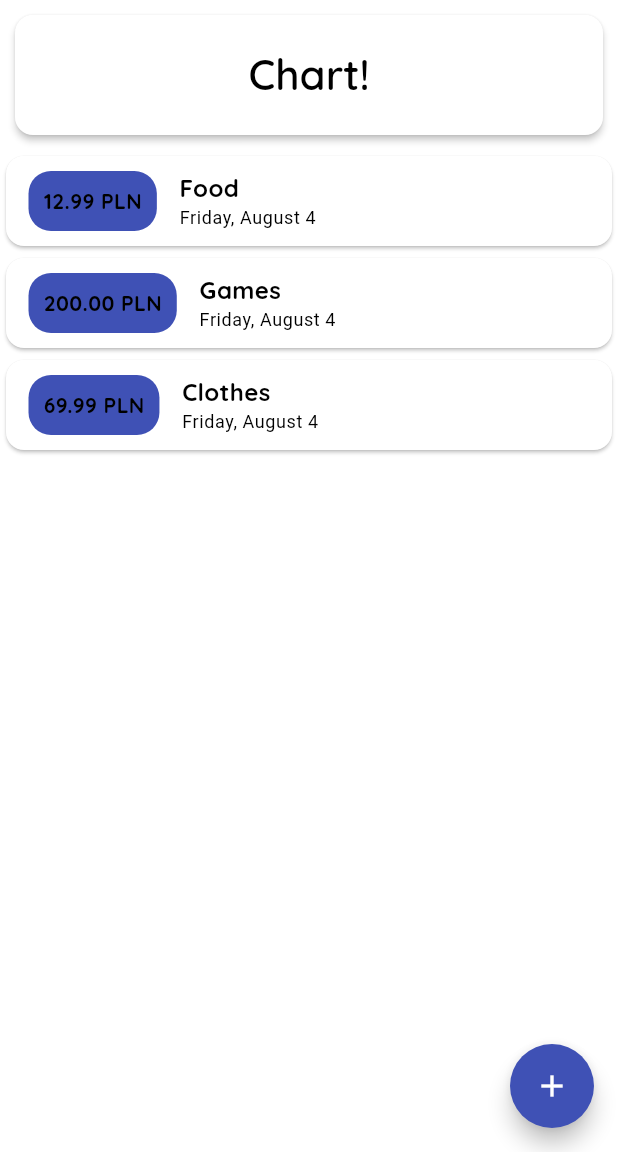
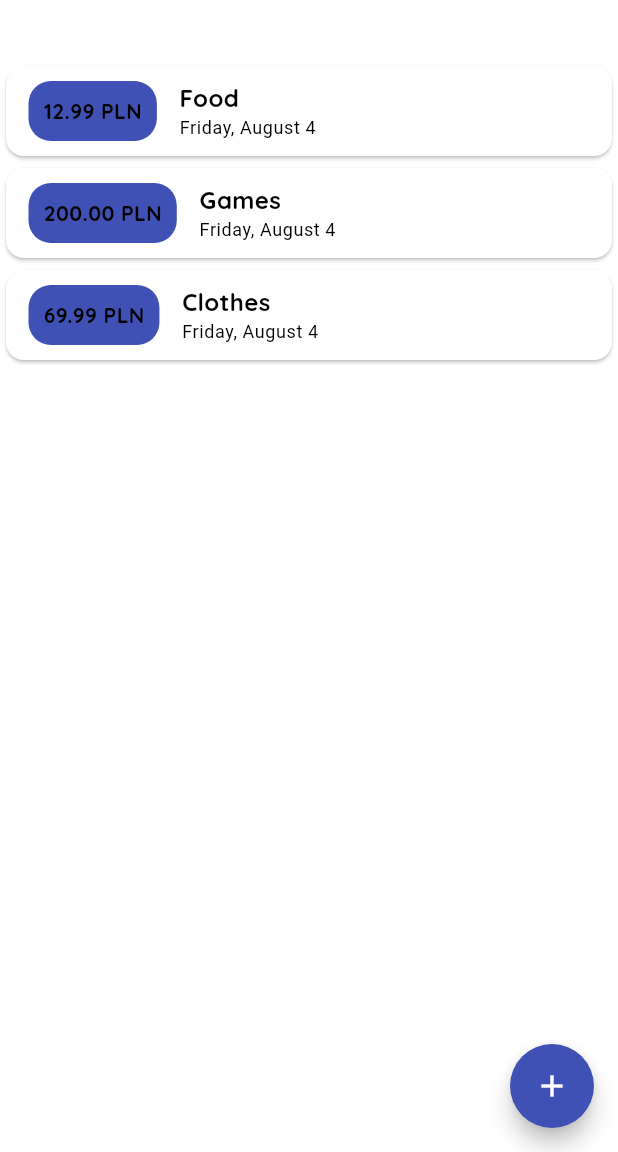
Before and after one commit to Tomushh97/expenses_app, a Flutter app: the screen it shows after launch, on a phone screen of 412 x 824 dp, the part 84-1236 px from its top. Run offline on Flutter 3.47's test engine with Material 2 defaults, Android fonts, the phone set to English and light mode, and no system bars.

Commit message:
created chart transactions adding logic

```diff
--- a/lib/main.dart
+++ b/lib/main.dart
@@ -2,6 +2,7 @@ import 'package:expenses_app/widgets/transaction_list.dart';
 import './widgets/new_transaction.dart';
 import 'package:flutter/material.dart';
 import 'models/transaction.dart';
+import 'widgets/chart.dart';
 
 void main() {
   runApp(const MyApp());
@@ -57,6 +58,16 @@ class _MyHomePageState extends State<MyHomePage> {
     Transaction(id: '3', title: 'Clothes', amount: 69.99, date: DateTime.now()),
   ];
 
+  List<Transaction> get _recentTransactions {
+    return _userTransactions.where((tx) {
+      return tx.date.isAfter(
+        DateTime.now().subtract(
+          Duration(days: 7),
+        ),
+      );
+    }).toList();
+  }
+
   _addNewTransaction(String txTitle, double amount) {
     final Transaction newTx = Transaction(
         id: DateTime.now().toString(),
@@ -100,19 +111,7 @@ class _MyHomePageState extends State<MyHomePage> {
           mainAxisAlignment: MainAxisAlignment.start,
           crossAxisAlignment: CrossAxisAlignment.stretch,
           children: <Widget>[
-            SizedBox(
-              width: double.infinity,
-              height: 100,
-              child: Card(
-                margin: EdgeInsets.all(10),
-                elevation: 2,
-                child: Center(
-                    child: Text(
-                  'Chart!',
-                  style: Theme.of(context).textTheme.titleLarge,
-                )),
-              ),
-            ),
+            Chart(_recentTransactions),
             TransactionList(_userTransactions),
           ],
         ),
--- /dev/null
+++ b/lib/widgets/chart.dart
@@ -0,0 +1,36 @@
+import 'package:intl/intl.dart';
+import 'package:expenses_app/models/transaction.dart';
+import 'package:flutter/material.dart';
+
+class Chart extends StatelessWidget {
+  final List<Transaction> recentTransactions;
+  Chart(this.recentTransactions);
+
+  List<Map<String, Object>> get groupedTransactionValues {
+    return List.generate(7, (index) {
+      final weekDay = DateTime.now().subtract(
+        Duration(days: index),
+      );
+      double totalSum = 0.0;
+
+      for (var i = 0; i < recentTransactions.length; i++) {
+        if (recentTransactions[i].date.day == weekDay.day &&
+            recentTransactions[i].date.month == weekDay.month &&
+            recentTransactions[i].date.year == weekDay.year) {
+          totalSum += recentTransactions[i].amount;
+        }
+      }
+      return {'day': DateFormat.E().format(weekDay), 'amount': totalSum};
+    });
+  }
+
+  @override
+  Widget build(BuildContext context) {
+    return const Card(
+        elevation: 5,
+        margin: EdgeInsets.all(20),
+        child: Row(
+          children: <Widget>[],
+        ));
+  }
+}
```
